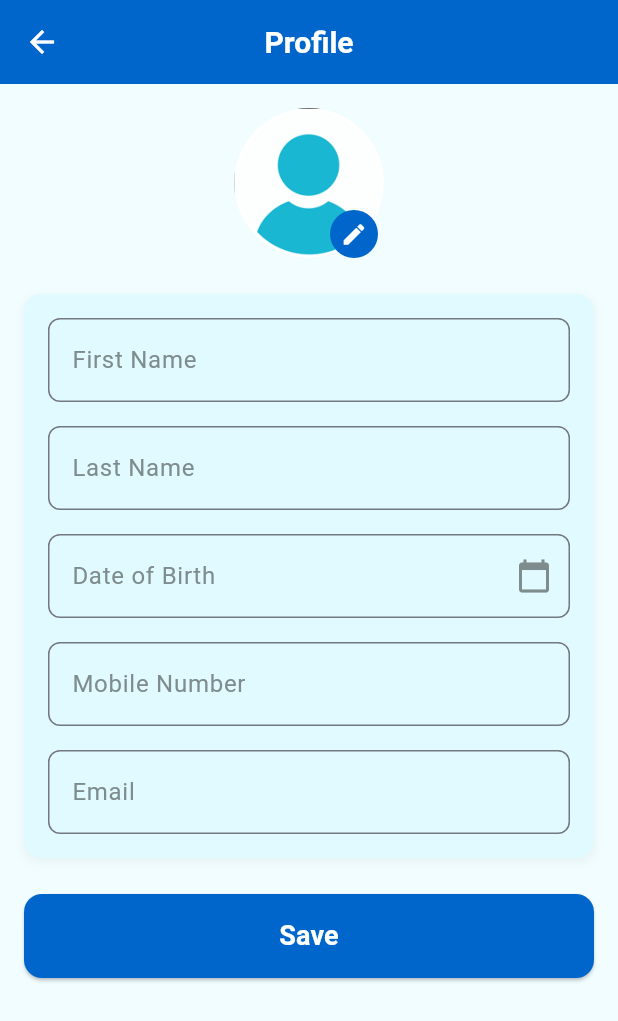
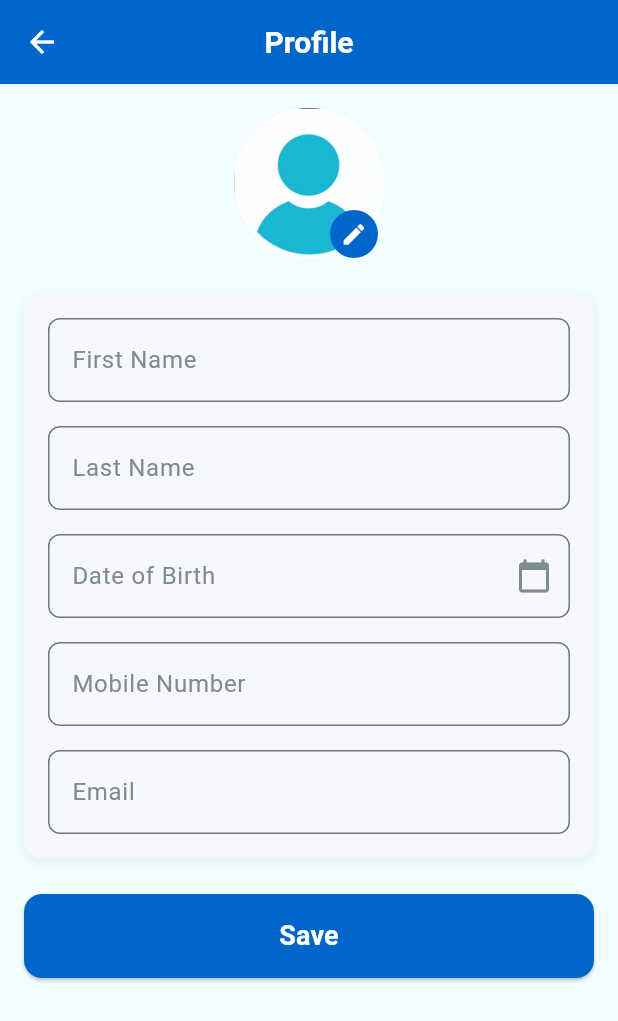
Before and after one commit to Zabith-Fulail/SugarMate, a Flutter app: the ProfileView screen opened directly, on a phone screen of 412 x 824 dp. Shown: the top 1021 px of the screen. Run offline on Flutter 3.47's test engine with Material 3 defaults, Android fonts, the phone set to English and light mode, and no system bars; our stand-ins replace bloc, carousel_slider, cloud_firestore, connectivity_plus, dartz, device_info_plus and 13 more; accounts and stored records are empty; network calls fail.

Commit message:
surfaceBg updated in app_colors.dart

```diff
--- a/lib/utils/app_colors.dart
+++ b/lib/utils/app_colors.dart
@@ -9,7 +9,7 @@ class AppColors {
 
   // Background color - Very light blue
   static const Color appBackgroundColor = Color(0xFFF1FDFF); // Very light blue background
-  static const Color surfaceBg = Color(0xffe0faff);
+  static const Color surfaceBg = Color(0xFFF6F8FB);
   static const Color appWhiteColor = Color(0xFFFFFFFF); // Pure white
   static const Color appBlackColor = Color(0xFF2C3E50); // Dark text
   static const Color appGreyColor = Color(0xFF7F8C8D); // Medium grey
```
